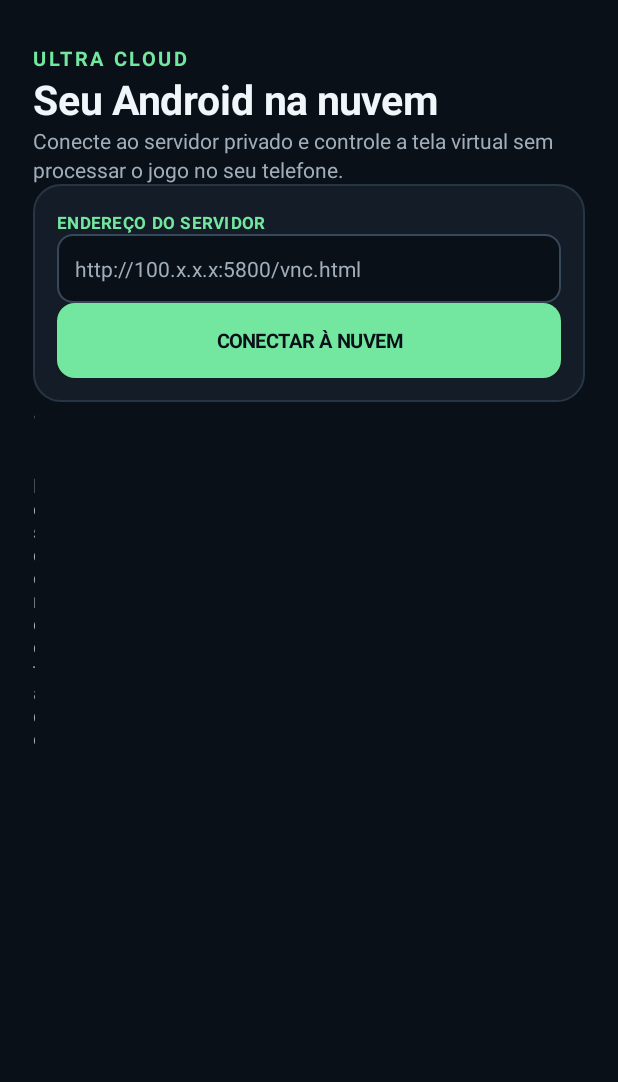
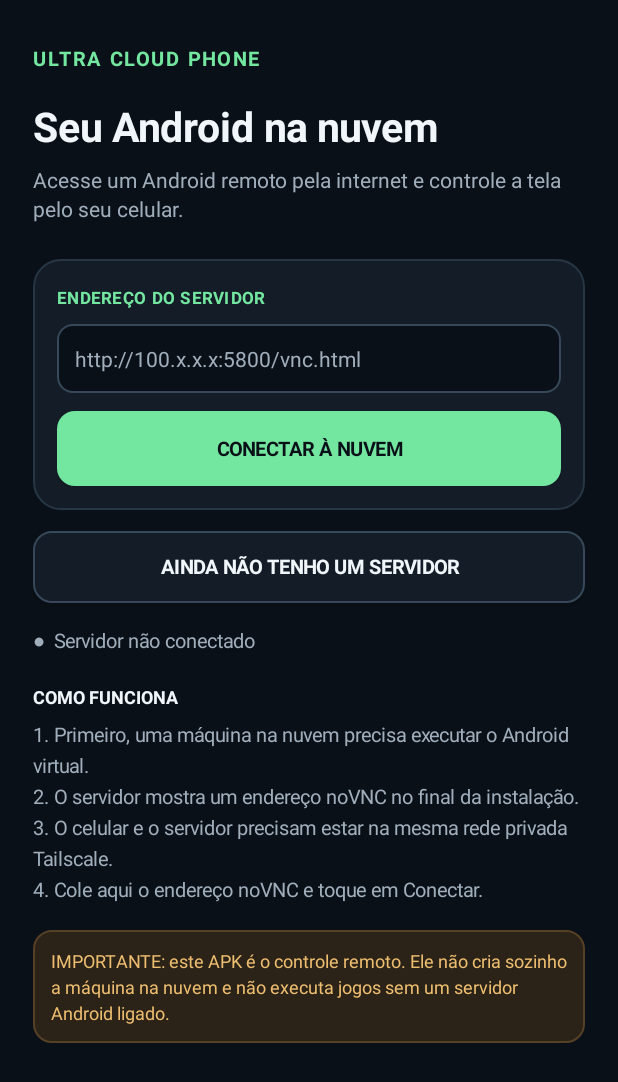
Before and after one commit to marcosandrielsilva3-lab/ultra-cloud-phone, an Android app: the screen it shows after launch (MainActivity), on a phone screen of 412 x 824 dp. Shown: the top 1082 px of the screen. Run offline under Robolectric (Android 15) with nearby library versions, the phone set to English and light mode, and no system bars.

Commit message:
Fix app layout and explain server address

```diff
--- a/app/src/main/java/com/ultracloud/phone/MainActivity.java
+++ b/app/src/main/java/com/ultracloud/phone/MainActivity.java
@@ -1,6 +1,10 @@
 package com.ultracloud.phone;
 
 import android.app.Activity;
+import android.app.AlertDialog;
+import android.content.Context;
+import android.content.Intent;
+import android.content.SharedPreferences;
 import android.graphics.Color;
 import android.graphics.Typeface;
 import android.graphics.drawable.GradientDrawable;
@@ -11,8 +15,6 @@ import android.view.View;
 import android.view.ViewGroup;
 import android.view.inputmethod.EditorInfo;
 import android.view.inputmethod.InputMethodManager;
-import android.content.Context;
-import android.content.SharedPreferences;
 import android.webkit.SslErrorHandler;
 import android.webkit.WebChromeClient;
 import android.webkit.WebResourceError;
@@ -31,7 +33,6 @@ import android.widget.TextView;
 import android.widget.Toast;
 
 public class MainActivity extends Activity {
-    private static final String PREFS = "ultra_cloud_settings";
     private static final String PREF_URL = "last_server_url";
     private static final int BG = Color.rgb(10, 16, 23);
     private static final int CARD = Color.rgb(20, 29, 39);
@@ -84,6 +85,12 @@ public class MainActivity extends Activity {
         return v;
     }
 
+    private LinearLayout.LayoutParams spaced(int width, int height, int bottomDp) {
+        LinearLayout.LayoutParams p = new LinearLayout.LayoutParams(width, height);
+        p.bottomMargin = dp(bottomDp);
+        return p;
+    }
+
     private void buildInterface() {
         root = new FrameLayout(this);
         root.setBackgroundColor(BG);
@@ -93,28 +100,32 @@ public class MainActivity extends Activity {
         homeScreen.setPadding(dp(22), dp(30), dp(22), dp(24));
         ScrollView scroll = new ScrollView(this);
         scroll.setFillViewport(true);
+        scroll.setClipToPadding(false);
         scroll.addView(homeScreen);
         root.addView(scroll, new FrameLayout.LayoutParams(-1, -1));
 
-        TextView brand = text("ULTRA CLOUD", 13, GREEN, true);
-        brand.setLetterSpacing(0.16f);
-        homeScreen.addView(brand, margin(-1, -2, 0, 18));
+        TextView brand = text("ULTRA CLOUD PHONE", 13, GREEN, true);
+        brand.setLetterSpacing(0.12f);
+        homeScreen.addView(brand, spaced(-1, -2, 18));
 
         TextView title = text("Seu Android na nuvem", 27, WHITE, true);
-        homeScreen.addView(title, margin(-1, -2, 0, 8));
+        homeScreen.addView(title, spaced(-1, -2, 8));
 
-        TextView subtitle = text("Conecte ao servidor privado e controle a tela virtual sem processar o jogo no seu telefone.", 14, MUTED, false);
+        TextView subtitle = text(
+            "Acesse um Android remoto pela internet e controle a tela pelo seu celular.",
+            14, MUTED, false
+        );
         subtitle.setLineSpacing(dp(3), 1f);
-        homeScreen.addView(subtitle, margin(-1, -2, 0, 24));
+        homeScreen.addView(subtitle, spaced(-1, -2, 24));
 
         LinearLayout card = column();
         card.setPadding(dp(16), dp(18), dp(16), dp(16));
         card.setBackground(rounded(CARD, 18, Color.rgb(39, 54, 68)));
-        homeScreen.addView(card, margin(-1, -2, 0, 18));
+        homeScreen.addView(card, spaced(-1, -2, 14));
 
         TextView label = text("ENDEREÇO DO SERVIDOR", 11, GREEN, true);
         label.setLetterSpacing(0.08f);
-        card.addView(label, margin(-1, -2, 0, 10));
+        card.addView(label, spaced(-1, -2, 10));
 
         addressInput = new EditText(this);
         addressInput.setSingleLine(true);
@@ -122,16 +133,17 @@ public class MainActivity extends Activity {
         addressInput.setTextColor(WHITE);
         addressInput.setHintTextColor(MUTED);
         addressInput.setHint("http://100.x.x.x:5800/vnc.html");
-        addressInput.setInputType(android.text.InputType.TYPE_CLASS_TEXT | android.text.InputType.TYPE_TEXT_VARIATION_URI);
+        addressInput.setInputType(android.text.InputType.TYPE_CLASS_TEXT |
+            android.text.InputType.TYPE_TEXT_VARIATION_URI);
         addressInput.setImeOptions(EditorInfo.IME_ACTION_GO);
         addressInput.setPadding(dp(12), dp(13), dp(12), dp(13));
         addressInput.setBackground(rounded(Color.rgb(10, 16, 23), 10, Color.rgb(54, 72, 89)));
         String saved = getPreferences(MODE_PRIVATE).getString(PREF_URL, "");
         addressInput.setText(saved);
-        card.addView(addressInput, margin(-1, -2, 0, 12));
+        card.addView(addressInput, spaced(-1, -2, 12));
 
         Button connect = button("CONECTAR À NUVEM", true);
-        card.addView(connect, margin(-1, dp(50), 0, 0));
+        card.addView(connect, spaced(-1, dp(50), 0));
         connect.setOnClickListener(v -> connectToServer());
         addressInput.setOnEditorActionListener((v, actionId, event) -> {
             if (actionId == EditorInfo.IME_ACTION_GO) {
@@ -141,21 +153,60 @@ public class MainActivity extends Activity {
             return false;
         });
 
-        statusText = text("●  Desconectado", 13, MUTED, false);
-        homeScreen.addView(statusText, margin(2, -2, 0, 20));
+        Button help = button("AINDA NÃO TENHO UM SERVIDOR", false);
+        homeScreen.addView(help, spaced(-1, dp(48), 16));
+        help.setOnClickListener(v -> showServerHelp());
 
-        TextView noteTitle = text("COMO USAR", 12, WHITE, true);
-        homeScreen.addView(noteTitle, margin(0, -2, 0, 8));
-        TextView note = text("1. Ligue o servidor Android virtual.\n2. Conecte o celular à mesma rede privada Tailscale.\n3. Cole o endereço noVNC mostrado pelo instalador.\n4. Toque em Conectar e informe a senha VNC.", 13, MUTED, false);
+        statusText = text("●  Servidor não conectado", 13, MUTED, false);
+        homeScreen.addView(statusText, spaced(-1, -2, 20));
+
+        TextView noteTitle = text("COMO FUNCIONA", 12, WHITE, true);
+        homeScreen.addView(noteTitle, spaced(-1, -2, 8));
+
+        TextView note = text(
+            "1. Primeiro, uma máquina na nuvem precisa executar o Android virtual.\n" +
+            "2. O servidor mostra um endereço noVNC no final da instalação.\n" +
+            "3. O celular e o servidor precisam estar na mesma rede privada Tailscale.\n" +
+            "4. Cole aqui o endereço noVNC e toque em Conectar.",
+            13, MUTED, false
+        );
         note.setLineSpacing(dp(5), 1f);
-        homeScreen.addView(note, margin(0, -2, 0, 18));
+        homeScreen.addView(note, spaced(-1, -2, 18));
 
-        TextView warning = text("Este aplicativo é o controle remoto. Ele precisa de um servidor Android na nuvem já instalado e ligado. O APK sozinho não fornece jogos ou processamento remoto.", 12, Color.rgb(238, 190, 112), false);
+        TextView warning = text(
+            "IMPORTANTE: este APK é o controle remoto. Ele não cria sozinho a máquina na nuvem e não executa jogos sem um servidor Android ligado.",
+            12, Color.rgb(238, 190, 112), false
+        );
         warning.setPadding(dp(12), dp(12), dp(12), dp(12));
+        warning.setLineSpacing(dp(3), 1f);
         warning.setBackground(rounded(Color.rgb(43, 35, 24), 12, Color.rgb(86, 65, 38)));
-        homeScreen.addView(warning, margin(0, -2, 0, 0));
+        homeScreen.addView(warning, spaced(-1, -2, 0));
 
         buildViewerScreen();
+    }
+
+    private void showServerHelp() {
+        String message =
+            "Esse campo NÃO recebe link de vídeo, link do GitHub ou endereço de um site comum.\n\n" +
+            "Ele recebe o endereço do painel noVNC, que só existe depois que o servidor Android é instalado e ligado.\n\n" +
+            "O processo é: criar uma máquina Ubuntu ARM64 compatível na nuvem, instalar o servidor Ultra Cloud Phone nela, entrar na mesma rede privada Tailscale pelo celular e copiar o endereço que o instalador mostrar no final.\n\n" +
+            "Exemplo de formato: http://100.x.x.x:5800/vnc.html\n\n" +
+            "Sem essa máquina pronta, deixe o campo vazio. O APK sozinho não fornece um Android remoto.";
+        new AlertDialog.Builder(this)
+            .setTitle("Como conseguir o endereço")
+            .setMessage(message)
+            .setPositiveButton("ABRIR GUIA COMPLETO", (dialog, which) -> {
+                try {
+                    Intent intent = new Intent(Intent.ACTION_VIEW, Uri.parse(
+                        "https://github.com/marcosandrielsilva3-lab/ultra-cloud-phone#preparar-o-servidor-android-virtual"
+                    ));
+                    startActivity(intent);
+                } catch (Exception e) {
+                    Toast.makeText(this, "Não foi possível abrir o guia.", Toast.LENGTH_LONG).show();
+                }
+            })
+            .setNegativeButton("FECHAR", null)
+            .show();
     }
 
     private void buildViewerScreen() {
@@ -169,7 +220,7 @@ public class MainActivity extends Activity {
 
         Button back = smallButton("VOLTAR");
         toolbar.addView(back, new LinearLayout.LayoutParams(dp(86), dp(42)));
-        back.setOnClickListener(v -> showHome("Sessão fechada no aplicativo."));
+        back.setOnClickListener(v -> showHome("Desconectado"));
 
         viewerStatus = text("Conectando...", 13, WHITE, true);
         LinearLayout.LayoutParams statusParams = new LinearLayout.LayoutParams(0, -2, 1f);
@@ -192,11 +243,11 @@ public class MainActivity extends Activity {
         settings.setSupportZoom(true);
         settings.setBuiltInZoomControls(true);
         settings.setDisplayZoomControls(false);
-        settings.setMediaPlaybackRequiresUserGesture(false);
         settings.setMixedContentMode(WebSettings.MIXED_CONTENT_COMPATIBILITY_MODE);
         settings.setAllowFileAccess(false);
         settings.setAllowContentAccess(false);
         webView.setBackgroundColor(Color.BLACK);
+        webView.setOverScrollMode(View.OVER_SCROLL_NEVER);
         webView.setWebChromeClient(new WebChromeClient() {
             @Override public void onProgressChanged(WebView view, int newProgress) {
                 progress.setProgress(newProgress);
@@ -204,25 +255,35 @@ public class MainActivity extends Activity {
             }
         });
         webView.setWebViewClient(new WebViewClient() {
+            @Override public void onPageStarted(WebView view, String url, android.graphics.Bitmap favicon) {
+                viewerStatus.setText("Carregando painel...");
+                progress.setVisibility(View.VISIBLE);
+            }
+
             @Override public void onPageFinished(WebView view, String url) {
-                viewerStatus.setText("Página aberta — conecte ao VNC");
+                viewerStatus.setText("Painel aberto — informe a senha VNC se pedir");
             }
+
             @Override public void onReceivedError(WebView view, WebResourceRequest request, WebResourceError error) {
-                if (request.isForMainFrame()) viewerStatus.setText("Falha ao abrir. Confira servidor e Tailscale.");
+                if (request.isForMainFrame()) {
+                    viewerStatus.setText("Falha ao abrir. Confira servidor e Tailscale.");
+                }
             }
+
+            @Override public void onReceivedHttpError(WebView view, WebResourceRequest request,
+                                                       android.webkit.WebResourceResponse response) {
+                if (request.isForMainFrame()) {
+                    viewerStatus.setText("Servidor respondeu com erro HTTP " + response.getStatusCode());
+                }
+            }
+
             @Override public void onReceivedSslError(WebView view, SslErrorHandler handler, SslError error) {
                 handler.cancel();
-                Toast.makeText(MainActivity.this, "Conexão HTTPS inválida. Certificado recusado.", Toast.LENGTH_LONG).show();
+                Toast.makeText(MainActivity.this, "Certificado HTTPS inválido. Conexão recusada.", Toast.LENGTH_LONG).show();
             }
         });
         viewerScreen.addView(webView, new LinearLayout.LayoutParams(-1, 0, 1f));
         root.addView(viewerScreen, new FrameLayout.LayoutParams(-1, -1));
-    }
-
-    private LinearLayout.LayoutParams margin(int width, int height, int bottom, int ignored) {
-        LinearLayout.LayoutParams p = new LinearLayout.LayoutParams(width, height);
-        p.bottomMargin = dp(bottom);
-        return p;
     }
 
     private Button button(String label, boolean primary) {
@@ -232,7 +293,7 @@ public class MainActivity extends Activity {
         b.setTypeface(Typeface.DEFAULT, Typeface.BOLD);
         b.setAllCaps(false);
         b.setTextColor(primary ? BG : WHITE);
-        b.setBackground(rounded(primary ? GREEN : CARD, 12, 0));
+        b.setBackground(rounded(primary ? GREEN : CARD, 12, primary ? 0 : Color.rgb(54, 72, 89)));
         return b;
     }
 
@@ -246,12 +307,12 @@ public class MainActivity extends Activity {
     private void connectToServer() {
         String raw = addressInput.getText().toString().trim();
         if (raw.isEmpty()) {
-            addressInput.setError("Cole o endereço do servidor.");
+            addressInput.setError("Este campo precisa do endereço noVNC do servidor, não de um vídeo.");
             return;
         }
         String url = normaliseUrl(raw);
         if (url == null) {
-            addressInput.setError("Use um endereço HTTP ou HTTPS válido.");
+            addressInput.setError("Use um IP ou endereço HTTP/HTTPS válido do painel noVNC.");
             return;
         }
         getPreferences(MODE_PRIVATE).edit().putString(PREF_URL, raw).apply();
@@ -263,6 +324,7 @@ public class MainActivity extends Activity {
         viewerStatus.setText("Abrindo servidor...");
         homeScreen.setVisibility(View.GONE);
         viewerScreen.setVisibility(View.VISIBLE);
+        getWindow().addFlags(android.view.WindowManager.LayoutParams.FLAG_KEEP_SCREEN_ON);
         webView.loadUrl(url);
     }
 
@@ -296,6 +358,7 @@ public class MainActivity extends Activity {
             webView.stopLoading();
             webView.loadUrl("about:blank");
         }
+        getWindow().clearFlags(android.view.WindowManager.LayoutParams.FLAG_KEEP_SCREEN_ON);
         viewerScreen.setVisibility(View.GONE);
         homeScreen.setVisibility(View.VISIBLE);
         statusText.setText("●  " + message);
```
